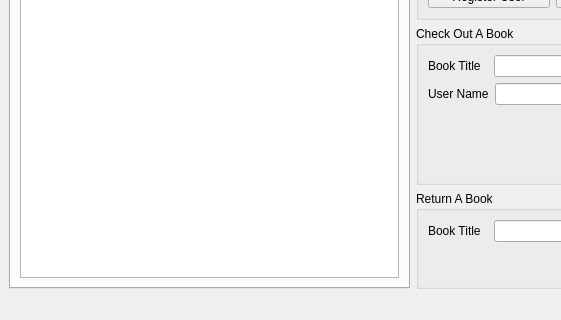
Qt form mainwindow.ui (cihansenyuz/library_system) before a commit; both pictures show x 0 to 561 and y 280 to 600 of the 826 by 600 pixel window.
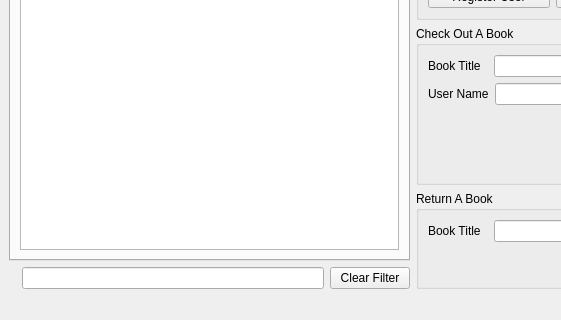
The same form after that commit. The open tabs and pages were chosen to show the change.

Commit message: issue #46 solution is improved, adding a seperate filtering area

Diff of the .ui file:
```diff
--- a/mainwindow.ui
+++ b/mainwindow.ui
@@ -36,6 +36,8 @@
     <item>
      <layout class="QHBoxLayout" name="horizontalLayout_5" stretch="0,0">
       <item>
+       <layout class="QVBoxLayout" name="verticalLayout_8">
+        <item>
        <widget class="QTabWidget" name="tabWidget">
         <property name="currentIndex">
          <number>0</number>
@@ -44,7 +46,7 @@
          <attribute name="title">
           <string>Book List Table</string>
          </attribute>
-         <layout class="QHBoxLayout" name="horizontalLayout_10">
+           <layout class="QVBoxLayout" name="verticalLayout_7">
           <item>
            <widget class="QTableWidget" name="bookTableWidget">
             <property name="sizePolicy">
@@ -71,6 +73,29 @@
          </layout>
         </widget>
        </widget>
+        </item>
+        <item>
+         <layout class="QHBoxLayout" name="horizontalLayout_10">
+          <item>
+           <widget class="QLabel" name="filterLabel">
+            <property name="text">
+             <string/>
+            </property>
+           </widget>
+          </item>
+          <item>
+           <widget class="QLineEdit" name="filterLineEdit"/>
+          </item>
+          <item>
+           <widget class="QPushButton" name="filterClearButton">
+            <property name="text">
+             <string>Clear Filter</string>
+            </property>
+           </widget>
+          </item>
+         </layout>
+        </item>
+       </layout>
       </item>
       <item>
        <layout class="QVBoxLayout" name="verticalLayout_2" stretch="2,3">
```
Left out of the diff: 2 changed lines with no effect on the pictures. Lines whose indentation alone changed are shown as unchanged. The commit also changes 2 other files.
